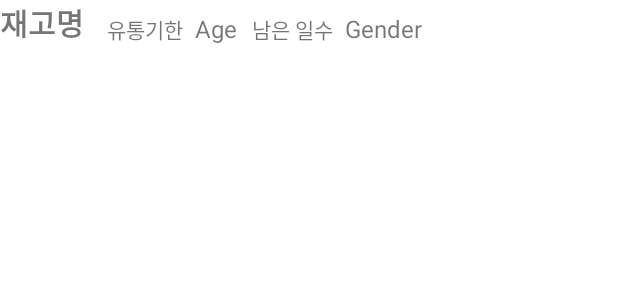
After one commit to hoho-97/PlzManageMyFridge, an Android app: the layout calendar_lv_item.xml on its own in the app's theme, with its tools: preview values and no code run, on a phone screen of 412 x 824 dp. The commit adds this screen. Shown: the top 300 px of the screen. Run offline under Robolectric (Android 15) with nearby library versions, the phone set to English and light mode, and no system bars.

Commit message:
캘린더 액티비팅 히히

```diff
--- a/app/src/main/res/layout/activity_calendar.xml
+++ b/app/src/main/res/layout/activity_calendar.xml
@@ -26,19 +26,19 @@
 
     <ScrollView
         android:layout_width="match_parent"
-        android:layout_height="0dp"
+        android:layout_height="wrap_content"
         android:layout_marginLeft="10dp"
         android:layout_weight="1">
 
         <LinearLayout
             android:layout_width="match_parent"
-            android:layout_height="match_parent"
+            android:layout_height="wrap_content"
             android:orientation="vertical">
 
             <ListView
                 android:id="@+id/calendarListView"
                 android:layout_width="match_parent"
-                android:layout_height="match_parent" />
+                android:layout_height="300dp" />
 
         </LinearLayout>
     </ScrollView>
--- /dev/null
+++ b/app/src/main/res/layout/calendar_lv_item.xml
@@ -0,0 +1,56 @@
+<?xml version="1.0" encoding="utf-8"?>
+<androidx.constraintlayout.widget.ConstraintLayout xmlns:android="http://schemas.android.com/apk/res/android"
+    android:layout_width="match_parent"
+    android:layout_height="match_parent"
+    xmlns:app="http://schemas.android.com/apk/res-auto"
+    xmlns:tools="http://schemas.android.com/tools">
+
+    <TextView
+        android:id="@+id/in_name"
+        android:layout_width="wrap_content"
+        android:layout_height="wrap_content"
+        android:textSize="20sp"
+        android:textStyle="bold"
+        app:layout_constraintStart_toStartOf="parent"
+        app:layout_constraintTop_toTopOf="parent"
+        tools:text="재고명" />
+
+    <TextView
+        android:id="@+id/in_quantity"
+        android:layout_width="wrap_content"
+        android:layout_height="wrap_content"
+        android:layout_marginStart="8dp"
+        android:textSize="16sp"
+        app:layout_constraintBottom_toBottomOf="@+id/textView"
+        app:layout_constraintStart_toEndOf="@+id/textView"
+        tools:text="Age" />
+
+    <TextView
+        android:id="@+id/in_time"
+        android:layout_width="wrap_content"
+        android:layout_height="wrap_content"
+        android:layout_marginStart="8dp"
+        android:textSize="16sp"
+        app:layout_constraintBottom_toBottomOf="@+id/textView3"
+        app:layout_constraintStart_toEndOf="@+id/textView3"
+        tools:text="Gender" />
+
+    <TextView
+        android:id="@+id/textView"
+        android:layout_width="wrap_content"
+        android:layout_height="wrap_content"
+        android:layout_marginStart="15dp"
+        android:text="유통기한"
+        app:layout_constraintBottom_toBottomOf="@+id/in_name"
+        app:layout_constraintStart_toEndOf="@+id/in_name" />
+
+    <TextView
+        android:id="@+id/textView3"
+        android:layout_width="wrap_content"
+        android:layout_height="wrap_content"
+        android:layout_marginStart="10dp"
+        android:text="남은 일수"
+        app:layout_constraintBottom_toBottomOf="@+id/in_quantity"
+        app:layout_constraintStart_toEndOf="@+id/in_quantity" />
+
+</androidx.constraintlayout.widget.ConstraintLayout>
```
Also changed, not shown: app/src/main/java/com/example/nengzanggo2/CalendarActivity.kt (+4 -3 lines), app/src/main/java/com/example/nengzanggo2/CalendarListAdapter.kt (added, +92 -0 lines).
